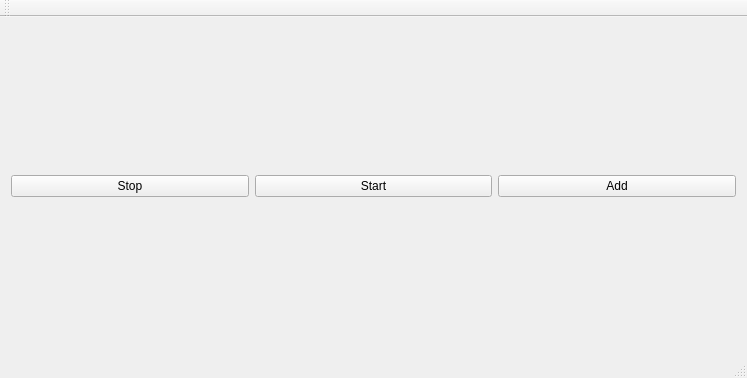
First picture: the form in ui/mainwindow.ui, repository qwinff/qwinff, before the edit.
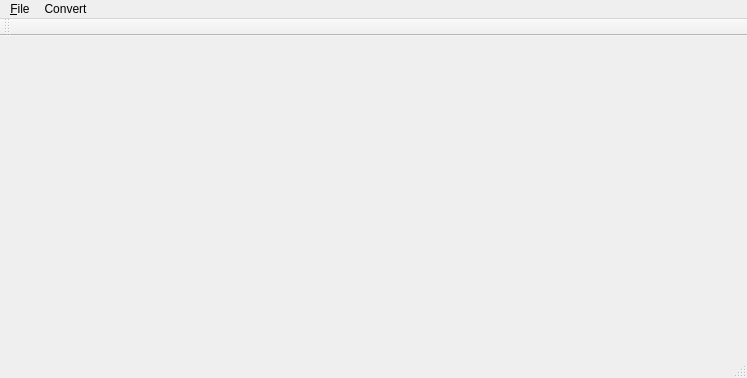
Second picture: the form after the edit.

Commit message: Replaced testing buttons with drop-down menu items.

The edit to the form file:
```diff
--- a/ui/mainwindow.ui
+++ b/ui/mainwindow.ui
@@ -14,29 +14,7 @@
    <string>MainWindow</string>
   </property>
   <widget class="QWidget" name="centralWidget">
-   <layout class="QHBoxLayout" name="horizontalLayout">
-    <item>
-     <widget class="QPushButton" name="pushButton_3">
-      <property name="text">
-       <string>Stop</string>
-      </property>
-     </widget>
-    </item>
-    <item>
-     <widget class="QPushButton" name="pushButton_2">
-      <property name="text">
-       <string>Start</string>
-      </property>
-     </widget>
-    </item>
-    <item>
-     <widget class="QPushButton" name="pushButton">
-      <property name="text">
-       <string>Add</string>
-      </property>
-     </widget>
-    </item>
-   </layout>
+   <layout class="QHBoxLayout" name="horizontalLayout"/>
   </widget>
   <widget class="QMenuBar" name="menuBar">
    <property name="geometry">
@@ -47,8 +25,31 @@
      <height>23</height>
     </rect>
    </property>
+   <widget class="QMenu" name="menuFile">
+    <property name="title">
+     <string>&amp;File</string>
+    </property>
+    <addaction name="actionAddFiles"/>
+    <addaction name="separator"/>
+    <addaction name="actionExit"/>
+   </widget>
+   <widget class="QMenu" name="menuConvert">
+    <property name="title">
+     <string>Convert</string>
+    </property>
+    <addaction name="actionStartConversion"/>
+    <addaction name="actionStopConversion"/>
+    <addaction name="separator"/>
+    <addaction name="actionSetParameters"/>
+   </widget>
+   <addaction name="menuFile"/>
+   <addaction name="menuConvert"/>
   </widget>
-  <widget class="QToolBar" name="mainToolBar">
+  <widget class="QStatusBar" name="statusBar"/>
+  <widget class="QToolBar" name="toolBar">
+   <property name="windowTitle">
+    <string>toolBar</string>
+   </property>
    <attribute name="toolBarArea">
     <enum>TopToolBarArea</enum>
    </attribute>
```
Left out of the diff: 47 changed lines with no effect on the pictures. The commit also changes 4 other files.
